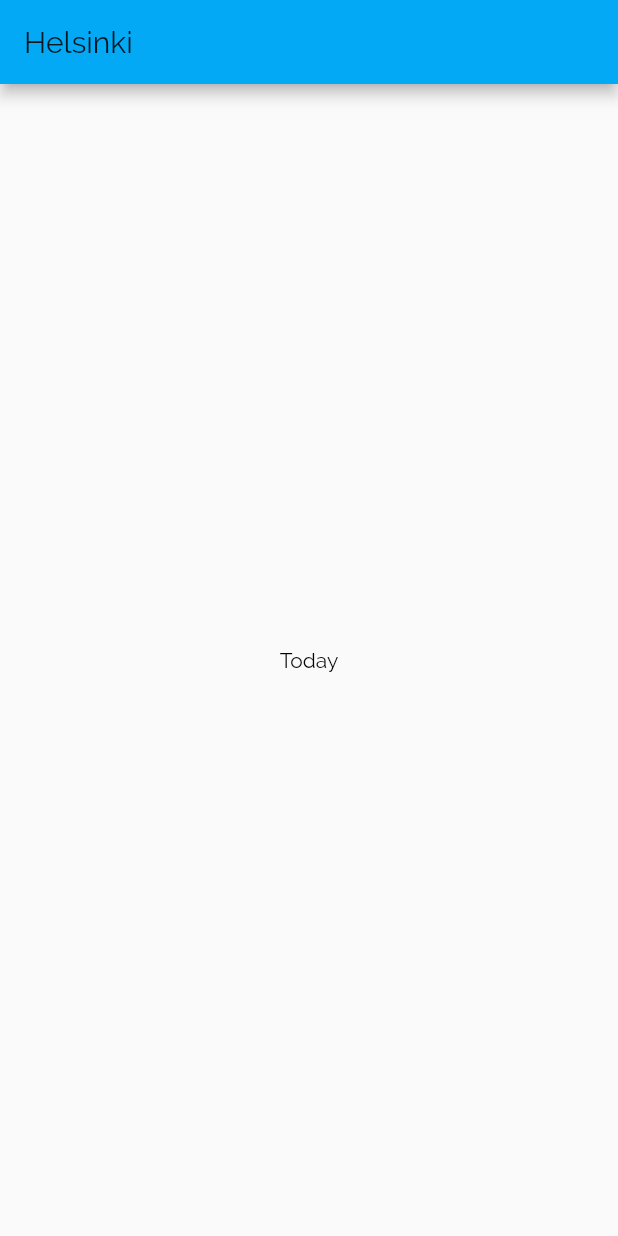
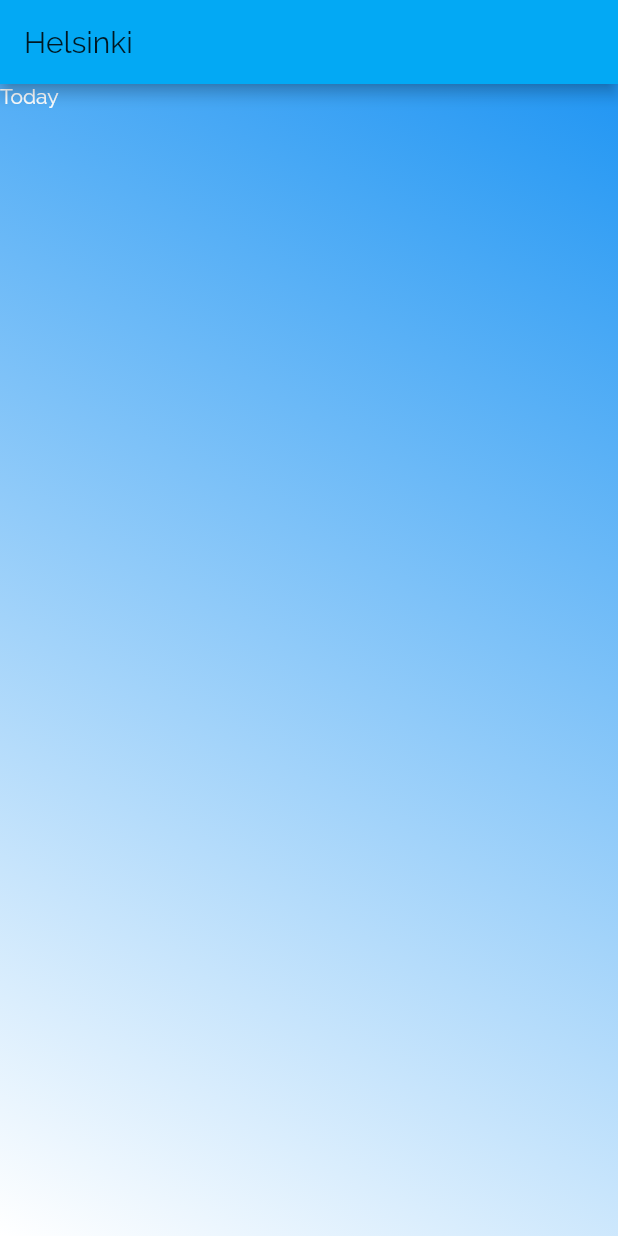
Before and after one commit to obpFin/yawa, a Flutter app: the screen it shows after launch, on a phone screen of 412 x 824 dp. Run offline on Flutter 3.47's test engine with Material 2 defaults, Android fonts, the phone set to English and light mode, and no system bars.

Commit message:
app gradient bg

```diff
--- a/lib/main.dart
+++ b/lib/main.dart
@@ -24,9 +24,10 @@ class MyApp extends StatelessWidget {
             theme: CupertinoThemeData(
               primaryContrastingColor: Colors.white,
               primaryColor: Colors.lightBlue,
+              barBackgroundColor: Colors.lightBlue,
               textTheme: CupertinoTextThemeData().copyWith(
                   // primaryColor:
-                  ),
+              ),
             ),
           )
         : MaterialApp(
@@ -36,7 +37,7 @@ class MyApp extends StatelessWidget {
               fontFamily: 'Raleway',
               textTheme: ThemeData.light().textTheme.copyWith(
                     body1: TextStyle(
-                      color: Colors.black,
+                      color: Colors.white,
                     ),
                     title: TextStyle(fontSize: 20, fontWeight: FontWeight.bold),
                   ),
--- a/lib/screens/today_screen.dart
+++ b/lib/screens/today_screen.dart
@@ -5,8 +5,15 @@ class TodayScreen extends StatelessWidget {
 
   @override
   Widget build(BuildContext context) {
-    return Center(
-      child: Text('Today'),
-    );
+      return Container(
+        height: MediaQuery.of(context).size.height,
+        width: MediaQuery.of(context).size.width,
+        decoration: BoxDecoration(gradient: LinearGradient(
+          begin: Alignment.topRight,
+          end: Alignment.bottomLeft,
+          colors: [Colors.blue, Colors.white]),
+        ),
+        child: Text('Today'),
+      );
   }
 }
```
